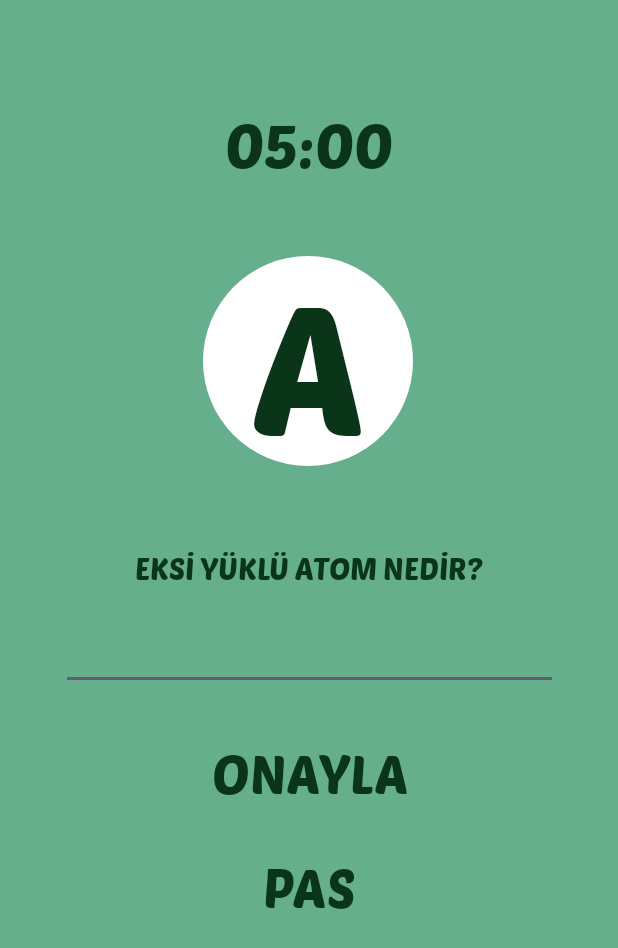
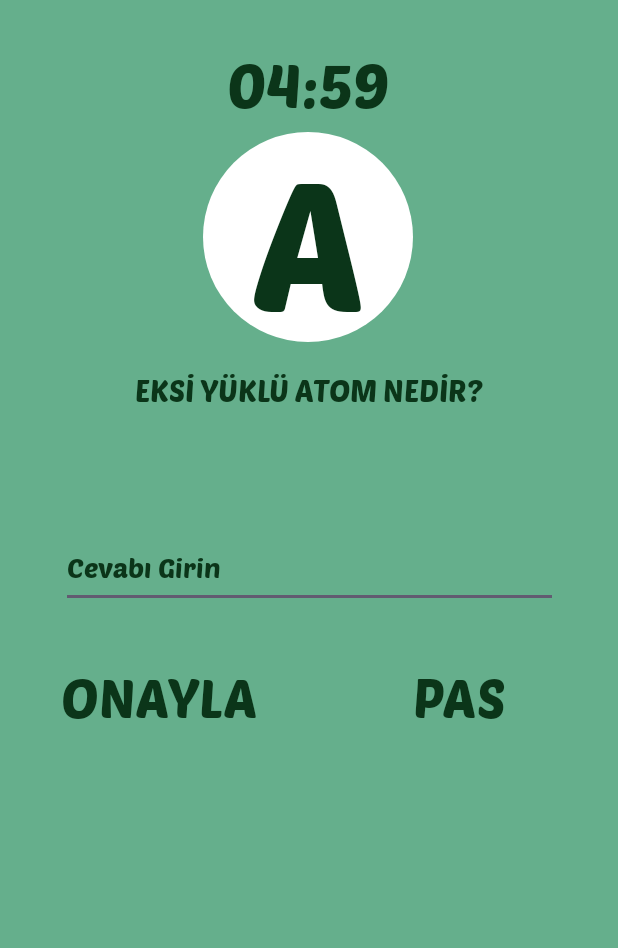
Before and after one commit to uslanozan/Omnidle, an Android app: the QuestionsActivity screen opened directly, with no data from a screen before it, on a phone screen of 412 x 824 dp. Shown: the top 948 px of the screen. Run offline under Robolectric (Android 15) with nearby library versions, the phone set to English and light mode, and no system bars.

Commit message:
ui3 updated
Countdown is implemented. Playing and question iterating will be implemented

```diff
--- a/app/src/main/java/com/android/alesta/omnidle/QuestionsActivity.java
+++ b/app/src/main/java/com/android/alesta/omnidle/QuestionsActivity.java
@@ -1,9 +1,12 @@
 package com.android.alesta.omnidle;
 
+import android.media.MediaPlayer;
 import android.os.Bundle;
+import android.os.CountDownTimer;
 import android.widget.Button;
 import android.widget.EditText;
 import android.widget.TextView;
+import android.widget.Toast;
 
 import androidx.activity.EdgeToEdge;
 import androidx.appcompat.app.AppCompatActivity;
@@ -11,14 +14,18 @@ import androidx.core.graphics.Insets;
 import androidx.core.view.ViewCompat;
 import androidx.core.view.WindowInsetsCompat;
 
+import java.util.Locale;
+
 public class QuestionsActivity extends AppCompatActivity {
 
     Button btnOK;
     Button btnPass;
-    TextView txtTimer;
+    EditText eTxtAnswer;
     TextView txtLetter;
     TextView txtQuestion;
-    EditText eTxtAnswer;
+    TextView txtTimer;
+    CountDownTimer timer;
+
 
 
     @Override
@@ -31,5 +38,31 @@ public class QuestionsActivity extends AppCompatActivity {
             v.setPadding(systemBars.left, systemBars.top, systemBars.right, systemBars.bottom);
             return insets;
         });
+        txtTimer = findViewById(R.id.txtTimer);
+        startTime();
+
+        /* TODO: BURADA ITERATING YAPILACAK CIRCULAR LINKEDLIST İÇİNDE
+        for (int index = 0; index < ; index++) {
+        }
+        */
+
+    }
+
+    private void startTime() {
+        timer = new CountDownTimer(60000*5,1000) {
+            @Override
+            public void onTick(long millisUntilFinished) {
+                long minutes = ((millisUntilFinished / 1000) % 3600) / 60;
+                long seconds = (millisUntilFinished / 1000) % 60;
+                String timeFormatted = String.format(Locale.getDefault(),"%02d:%02d",minutes,seconds);
+                txtTimer.setText(timeFormatted);
+            }
+
+            @Override
+            public void onFinish() {
+                txtTimer.setText("00:00");
+                Toast.makeText(QuestionsActivity.this,"Vakit Bitti", Toast.LENGTH_SHORT).show();
+            }
+        }.start();
     }
 }
--- a/app/src/main/res/layout/activity_questions.xml
+++ b/app/src/main/res/layout/activity_questions.xml
@@ -10,89 +10,92 @@
     tools:context=".QuestionsActivity">
 
 
-    <Button
-        android:id="@+id/btnPass"
-        android:layout_width="179dp"
-        android:layout_height="60dp"
-        android:layout_marginBottom="204dp"
-        android:background="@color/trans"
-        android:fontFamily="@font/poetsen_one"
-        android:text="PAS"
-        android:textColor="@color/frame_green"
-        android:textSize="35sp"
-        app:layout_constraintBottom_toBottomOf="parent"
-        app:layout_constraintEnd_toEndOf="parent"
-        app:layout_constraintStart_toStartOf="parent" />
-
-    <TextView
-        android:id="@+id/txtTimer"
-        android:layout_width="wrap_content"
-        android:layout_height="wrap_content"
-        android:fontFamily="@font/poetsen_one"
-        android:text="05:00"
-        android:textColor="@color/frame_green"
-        android:textSize="40sp"
-        app:layout_constraintBottom_toTopOf="@+id/txtLetter"
-        app:layout_constraintEnd_toEndOf="parent"
-        app:layout_constraintHorizontal_bias="0.501"
-        app:layout_constraintStart_toStartOf="parent"
-        app:layout_constraintTop_toTopOf="parent"
-        app:layout_constraintVertical_bias="0.586" />
-
-    <EditText
-        android:id="@+id/eTxtAnswer"
-        android:layout_width="331dp"
-        android:layout_height="53dp"
-        android:layout_marginBottom="24dp"
-        android:ems="10"
-        android:fontFamily="@font/poetsen_one"
-        android:inputType="text"
-        android:textColor="@color/frame_green"
-        app:layout_constraintBottom_toTopOf="@+id/btnOk"
-        app:layout_constraintEnd_toEndOf="parent"
-        app:layout_constraintStart_toStartOf="parent" />
-
     <TextView
         android:id="@+id/txtLetter"
         android:layout_width="140dp"
         android:layout_height="140dp"
-        android:layout_marginBottom="56dp"
+        android:layout_marginTop="8dp"
         android:background="@drawable/circle"
         android:fontFamily="@font/poetsen_one"
         android:gravity="center"
         android:text="A"
         android:textColor="@color/frame_green"
         android:textSize="120sp"
-        app:layout_constraintBottom_toTopOf="@+id/txtQuestion"
         app:layout_constraintEnd_toEndOf="parent"
         app:layout_constraintHorizontal_bias="0.498"
-        app:layout_constraintStart_toStartOf="parent" />
+        app:layout_constraintStart_toStartOf="parent"
+        app:layout_constraintTop_toBottomOf="@+id/txtTimer" />
 
     <TextView
         android:id="@+id/txtQuestion"
         android:layout_width="wrap_content"
         android:layout_height="wrap_content"
-        android:layout_marginBottom="16dp"
+        android:layout_marginTop="20dp"
         android:fontFamily="@font/poetsen_one"
         android:text="EKSİ YÜKLÜ ATOM NEDİR?"
         android:textColor="@color/frame_green"
         android:textSize="20sp"
-        app:layout_constraintBottom_toTopOf="@+id/eTxtAnswer"
         app:layout_constraintEnd_toEndOf="parent"
-        app:layout_constraintStart_toStartOf="parent" />
+        app:layout_constraintStart_toStartOf="parent"
+        app:layout_constraintTop_toBottomOf="@+id/txtLetter" />
+
+    <TextView
+        android:id="@+id/txtTimer"
+        android:layout_width="wrap_content"
+        android:layout_height="wrap_content"
+        android:layout_marginTop="32dp"
+        android:fontFamily="@font/poetsen_one"
+        android:gravity="center"
+        android:text="05:00"
+        android:textColor="@color/frame_green"
+        android:textSize="40sp"
+        app:layout_constraintEnd_toEndOf="parent"
+        app:layout_constraintHorizontal_bias="0.498"
+        app:layout_constraintStart_toStartOf="parent"
+        app:layout_constraintTop_toTopOf="parent" />
+
+    <Button
+        android:id="@+id/btnPass"
+        android:layout_width="179dp"
+        android:layout_height="60dp"
+        android:layout_marginTop="28dp"
+        android:background="@color/trans"
+        android:fontFamily="@font/poetsen_one"
+        android:text="PAS"
+        android:textColor="@color/frame_green"
+        android:textSize="35sp"
+        app:layout_constraintEnd_toEndOf="parent"
+        app:layout_constraintHorizontal_bias="0.567"
+        app:layout_constraintStart_toEndOf="@+id/btnOk"
+        app:layout_constraintTop_toBottomOf="@+id/eTxtAnswer" />
 
     <Button
         android:id="@+id/btnOk"
         android:layout_width="179dp"
         android:layout_height="60dp"
-        android:layout_marginBottom="16dp"
+        android:layout_marginStart="16dp"
+        android:layout_marginTop="28dp"
         android:background="@color/trans"
         android:fontFamily="@font/poetsen_one"
         android:text="ONAYLA"
         android:textColor="@color/frame_green"
         android:textSize="35sp"
-        app:layout_constraintBottom_toTopOf="@+id/btnPass"
+        app:layout_constraintStart_toStartOf="parent"
+        app:layout_constraintTop_toBottomOf="@+id/eTxtAnswer" />
+
+    <EditText
+        android:id="@+id/eTxtAnswer"
+        android:layout_width="331dp"
+        android:layout_height="53dp"
+        android:layout_marginTop="80dp"
+        android:ems="10"
+        android:fontFamily="@font/poetsen_one"
+        android:hint="Cevabı Girin"
+        android:inputType="text"
+        android:textColor="@color/frame_green"
+        android:textColorHint="@color/frame_green"
         app:layout_constraintEnd_toEndOf="parent"
-        app:layout_constraintStart_toStartOf="parent" />
+        app:layout_constraintStart_toStartOf="parent"
+        app:layout_constraintTop_toBottomOf="@+id/txtQuestion" />
 
 </androidx.constraintlayout.widget.ConstraintLayout>
```
Also changed, not shown: app/src/main/java/com/android/alesta/omnidle/Assets.java (added, +23 -0 lines), app/src/main/java/com/android/alesta/omnidle/PlayingActivity.java (+52 -2 lines), app/src/main/res/layout/activity_playing.xml (+4 -6 lines), app/src/main/res/font/komikax.ttf (deleted).
